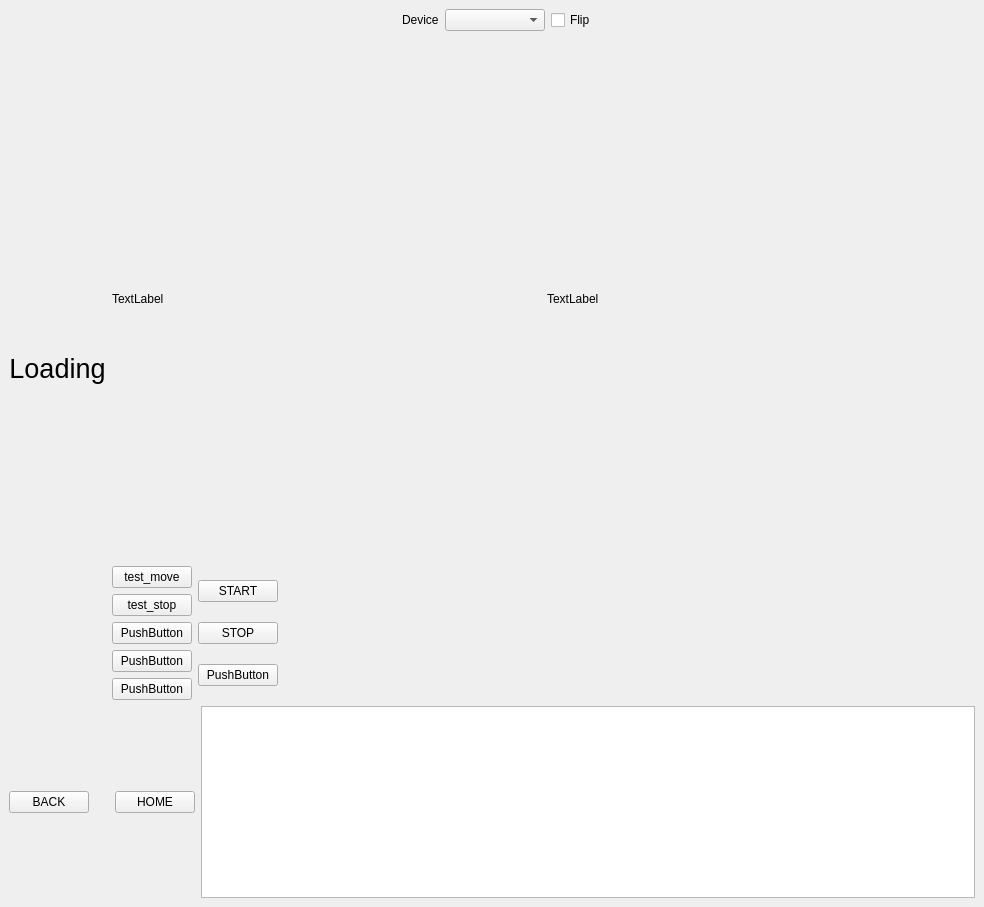
Cerber2ol8/DnfWorkDeploy, file main.ui: the form before one commit.
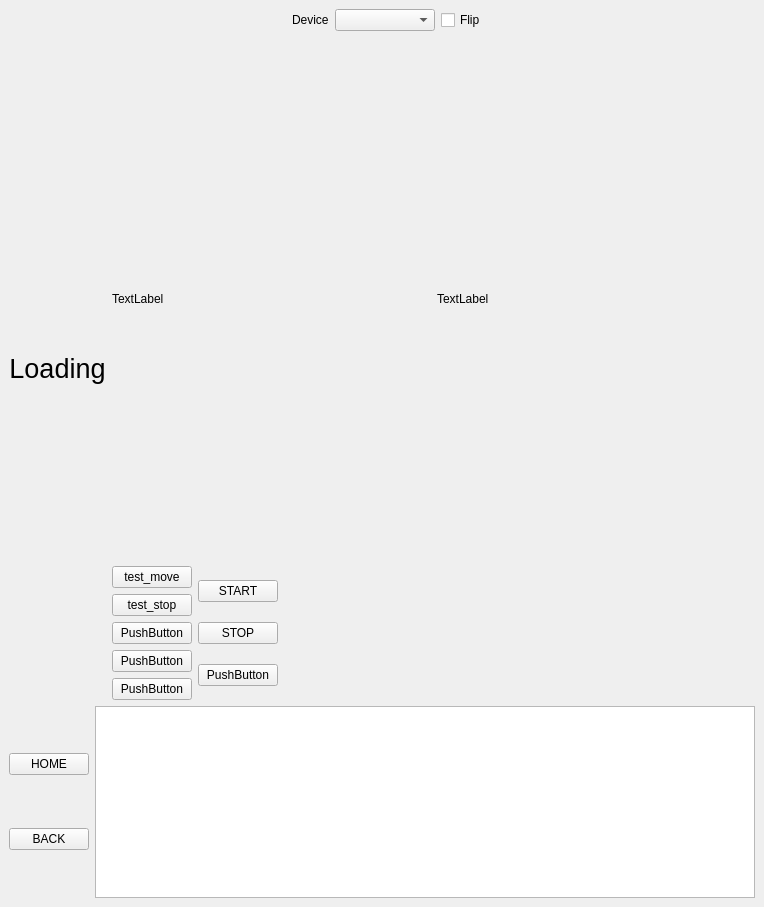
The form after the commit.

Patch:
```diff
--- a/main.ui
+++ b/main.ui
@@ -6,7 +6,7 @@
    <rect>
     <x>0</x>
     <y>0</y>
-    <width>984</width>
+    <width>764</width>
     <height>907</height>
    </rect>
   </property>
@@ -209,7 +209,7 @@
        </layout>
       </item>
       <item>
-       <layout class="QHBoxLayout" name="horizontalLayout" stretch="0,0,0,0">
+       <layout class="QHBoxLayout" name="horizontalLayout" stretch="0,0">
         <property name="spacing">
          <number>6</number>
         </property>
@@ -217,31 +217,22 @@
          <enum>QLayout::SetFixedSize</enum>
         </property>
         <item>
-         <widget class="QPushButton" name="button_back">
-          <property name="text">
-           <string>BACK</string>
-          </property>
-         </widget>
-        </item>
-        <item>
-         <spacer name="verticalSpacer">
-          <property name="orientation">
-           <enum>Qt::Vertical</enum>
-          </property>
-          <property name="sizeHint" stdset="0">
-           <size>
-            <width>20</width>
-            <height>40</height>
-           </size>
-          </property>
-         </spacer>
-        </item>
+         <layout class="QVBoxLayout" name="verticalLayout_2">
         <item>
          <widget class="QPushButton" name="button_home">
           <property name="text">
            <string>HOME</string>
           </property>
          </widget>
+          </item>
+          <item>
+           <widget class="QPushButton" name="button_back">
+            <property name="text">
+             <string>BACK</string>
+            </property>
+           </widget>
+          </item>
+         </layout>
         </item>
         <item>
          <widget class="QTextEdit" name="textEdit"/>
```
Lines whose indentation alone changed are shown as unchanged.
